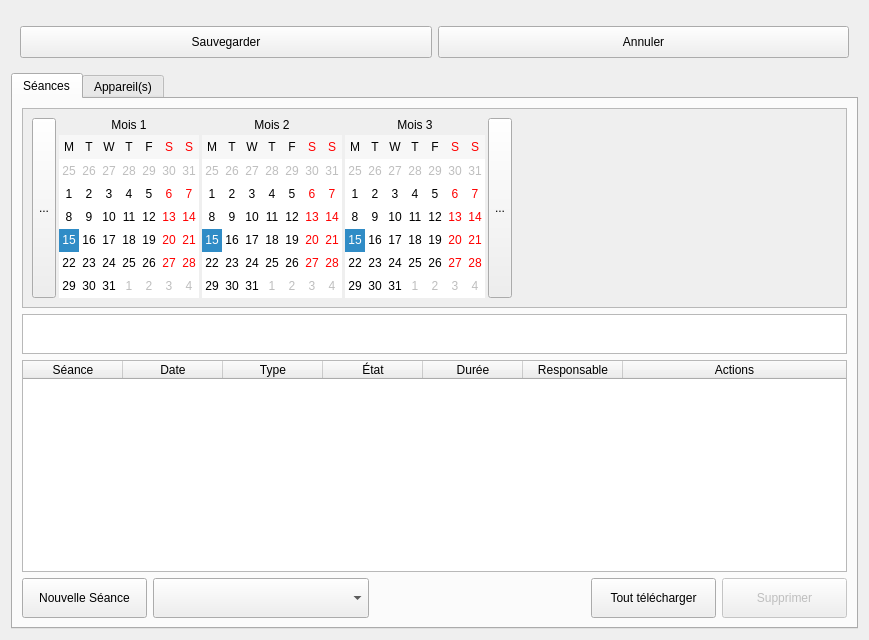
Above: client/src/editors/ParticipantWidget.ui from introlab/openteraplus before the change. Below: the same form after it.
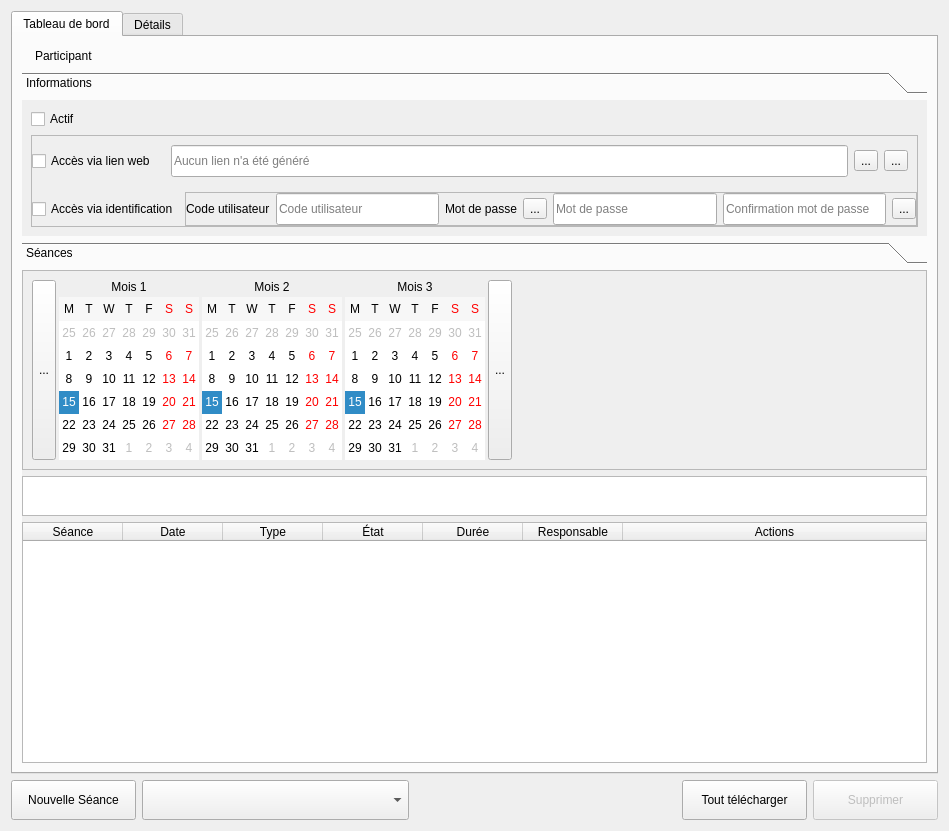
That is the form after the change. The open tabs and pages were chosen to show the change. Icons and pictures are not drawn. Custom widgets are drawn as their Qt base class.

Commit message: Refs #1. Revised ParticipantWidget

Patch:
```diff
--- a/client/src/editors/ParticipantWidget.ui
+++ b/client/src/editors/ParticipantWidget.ui
@@ -6,8 +6,8 @@
    <rect>
     <x>0</x>
     <y>0</y>
-    <width>869</width>
-    <height>640</height>
+    <width>949</width>
+    <height>831</height>
    </rect>
   </property>
   <property name="windowTitle">
@@ -157,96 +157,403 @@
   </property>
   <layout class="QVBoxLayout" name="verticalLayout">
    <item>
-    <widget class="TeraForm" name="wdgParticipant" native="true">
-     <property name="sizePolicy">
-      <sizepolicy hsizetype="Preferred" vsizetype="Maximum">
-       <horstretch>0</horstretch>
-       <verstretch>0</verstretch>
-      </sizepolicy>
-     </property>
-    </widget>
-   </item>
-   <item>
-    <widget class="QFrame" name="frameButtons">
-     <layout class="QHBoxLayout" name="horizontalLayout_2">
-      <item>
-       <widget class="QPushButton" name="btnSave">
-        <property name="minimumSize">
-         <size>
-          <width>0</width>
-          <height>32</height>
-         </size>
-        </property>
-        <property name="cursor">
-         <cursorShape>PointingHandCursor</cursorShape>
-        </property>
-        <property name="text">
-         <string>Sauvegarder</string>
-        </property>
-        <property name="icon">
-         <iconset resource="../../resources/TeraClient.qrc">
-          <normaloff>:/icons/save.png</normaloff>:/icons/save.png</iconset>
-        </property>
-        <property name="iconSize">
-         <size>
-          <width>24</width>
-          <height>24</height>
-         </size>
-        </property>
-       </widget>
-      </item>
-      <item>
-       <widget class="QPushButton" name="btnUndo">
-        <property name="enabled">
-         <bool>true</bool>
-        </property>
-        <property name="minimumSize">
-         <size>
-          <width>0</width>
-          <height>32</height>
-         </size>
-        </property>
-        <property name="cursor">
-         <cursorShape>PointingHandCursor</cursorShape>
-        </property>
-        <property name="text">
-         <string>Annuler</string>
-        </property>
-        <property name="icon">
-         <iconset resource="../../resources/TeraClient.qrc">
-          <normaloff>:/icons/undo.png</normaloff>:/icons/undo.png</iconset>
-        </property>
-        <property name="iconSize">
-         <size>
-          <width>24</width>
-          <height>24</height>
-         </size>
-        </property>
-       </widget>
-      </item>
-     </layout>
-    </widget>
-   </item>
-   <item>
-    <widget class="QTabWidget" name="tabParticipantInfos">
+    <widget class="QTabWidget" name="tabNav">
      <property name="currentIndex">
       <number>0</number>
      </property>
-     <property name="iconSize">
-      <size>
-       <width>20</width>
-       <height>20</height>
-      </size>
-     </property>
-     <widget class="QWidget" name="tabSessions">
+     <widget class="QWidget" name="tabDashboard">
       <attribute name="icon">
        <iconset resource="../../resources/TeraClient.qrc">
         <normaloff>:/icons/session.png</normaloff>:/icons/session.png</iconset>
       </attribute>
       <attribute name="title">
+       <string>Tableau de bord</string>
+      </attribute>
+      <layout class="QVBoxLayout" name="verticalLayout_10">
+       <item>
+        <layout class="QHBoxLayout" name="horizontalLayout_5">
+         <item>
+          <widget class="QLabel" name="icoTitle">
+           <property name="sizePolicy">
+            <sizepolicy hsizetype="Fixed" vsizetype="Fixed">
+             <horstretch>0</horstretch>
+             <verstretch>0</verstretch>
+            </sizepolicy>
+           </property>
+           <property name="maximumSize">
+            <size>
+             <width>32</width>
+             <height>32</height>
+            </size>
+           </property>
+           <property name="text">
+            <string/>
+           </property>
+           <property name="pixmap">
+            <pixmap resource="../../resources/TeraClient.qrc">:/icons/patient.png</pixmap>
+           </property>
+           <property name="scaledContents">
+            <bool>true</bool>
+           </property>
+          </widget>
+         </item>
+         <item>
+          <widget class="QLabel" name="lblTitle">
+           <property name="font">
+            <font>
+             <weight>50</weight>
+             <bold>false</bold>
+            </font>
+           </property>
+           <property name="text">
+            <string>Participant</string>
+           </property>
+          </widget>
+         </item>
+         <item>
+          <spacer name="horizontalSpacer_4">
+           <property name="orientation">
+            <enum>Qt::Horizontal</enum>
+           </property>
+           <property name="sizeHint" stdset="0">
+            <size>
+             <width>40</width>
+             <height>20</height>
+            </size>
+           </property>
+          </spacer>
+         </item>
+        </layout>
+       </item>
+       <item>
+        <widget class="QToolBox" name="grpSummary">
+         <property name="sizePolicy">
+          <sizepolicy hsizetype="Preferred" vsizetype="Maximum">
+           <horstretch>0</horstretch>
+           <verstretch>0</verstretch>
+          </sizepolicy>
+         </property>
+         <property name="currentIndex">
+          <number>0</number>
+         </property>
+         <widget class="QWidget" name="grpSummaryInfos">
+          <property name="geometry">
+           <rect>
+            <x>0</x>
+            <y>0</y>
+            <width>913</width>
+            <height>136</height>
+           </rect>
+          </property>
+          <property name="sizePolicy">
+           <sizepolicy hsizetype="Preferred" vsizetype="Maximum">
+            <horstretch>0</horstretch>
+            <verstretch>0</verstretch>
+           </sizepolicy>
+          </property>
+          <attribute name="label">
+           <string>Informations</string>
+          </attribute>
+          <layout class="QVBoxLayout" name="verticalLayout_13">
+           <item>
+            <widget class="QCheckBox" name="chkEnabled">
+             <property name="cursor">
+              <cursorShape>PointingHandCursor</cursorShape>
+             </property>
+             <property name="text">
+              <string>Actif</string>
+             </property>
+            </widget>
+           </item>
+           <item>
+            <widget class="QFrame" name="frameActive">
+             <property name="frameShape">
+              <enum>QFrame::StyledPanel</enum>
+             </property>
+             <property name="frameShadow">
+              <enum>QFrame::Raised</enum>
+             </property>
+             <layout class="QVBoxLayout" name="verticalLayout_14">
+              <property name="leftMargin">
+               <number>0</number>
+              </property>
+              <property name="topMargin">
+               <number>0</number>
+              </property>
+              <property name="rightMargin">
+               <number>0</number>
+              </property>
+              <property name="bottomMargin">
+               <number>0</number>
+              </property>
+              <item>
+               <layout class="QHBoxLayout" name="horizontalLayout_8">
+                <item>
+                 <widget class="QCheckBox" name="chkWebAccess">
+                  <property name="cursor">
+                   <cursorShape>PointingHandCursor</cursorShape>
+                  </property>
+                  <property name="text">
+                   <string>Accès via lien web</string>
+                  </property>
+                 </widget>
+                </item>
+                <item>
+                 <widget class="QFrame" name="frameWeb">
+                  <layout class="QHBoxLayout" name="horizontalLayout_4">
+                   <item>
+                    <widget class="QLineEdit" name="txtWeb">
+                     <property name="minimumSize">
+                      <size>
+                       <width>0</width>
+                       <height>32</height>
+                      </size>
+                     </property>
+                     <property name="readOnly">
+                      <bool>true</bool>
+                     </property>
+                     <property name="placeholderText">
+                      <string>Aucun lien n'a été généré</string>
+                     </property>
+                    </widget>
+                   </item>
+                   <item>
+                    <widget class="QToolButton" name="btnCopyWeb">
+                     <property name="cursor">
+                      <cursorShape>PointingHandCursor</cursorShape>
+                     </property>
+                     <property name="toolTip">
+                      <string>Copier le lien</string>
+                     </property>
+                     <property name="text">
+                      <string>...</string>
+                     </property>
+                     <property name="icon">
+                      <iconset resource="../../resources/TeraClient.qrc">
+                       <normaloff>:/icons/copy.png</normaloff>:/icons/copy.png</iconset>
+                     </property>
+                     <property name="iconSize">
+                      <size>
+                       <width>24</width>
+                       <height>24</height>
+                      </size>
+                     </property>
+                    </widget>
+                   </item>
+                   <item>
+                    <widget class="QToolButton" name="btnEmailWeb">
+                     <property name="cursor">
+                      <cursorShape>PointingHandCursor</cursorShape>
+                     </property>
+                     <property name="toolTip">
+                      <string>Envoyer par courriel</string>
+                     </property>
+                     <property name="text">
+                      <string>...</string>
+                     </property>
+                     <property name="icon">
+                      <iconset resource="../../resources/TeraClient.qrc">
+                       <normaloff>:/icons/email.png</normaloff>:/icons/email.png</iconset>
+                     </property>
+                     <property name="iconSize">
+                      <size>
+                       <width>24</width>
+                       <height>24</height>
+                      </size>
+                     </property>
+                    </widget>
+                   </item>
+                  </layout>
+                 </widget>
+                </item>
+               </layout>
+              </item>
+              <item>
+               <layout class="QHBoxLayout" name="horizontalLayout_9">
+                <item>
+                 <widget class="QCheckBox" name="chkLogin">
+                  <property name="cursor">
+                   <cursorShape>PointingHandCursor</cursorShape>
+                  </property>
+                  <property name="text">
+                   <string>Accès via identification</string>
+                  </property>
+                 </widget>
+                </item>
+                <item>
+                 <widget class="QFrame" name="frameLogin">
+                  <property name="frameShape">
+                   <enum>QFrame::StyledPanel</enum>
+                  </property>
+                  <property name="frameShadow">
+                   <enum>QFrame::Raised</enum>
+                  </property>
+                  <layout class="QHBoxLayout" name="horizontalLayout_7">
+                   <property name="leftMargin">
+                    <number>0</number>
+                   </property>
+                   <property name="topMargin">
+                    <number>0</number>
+                   </property>
+                   <property name="rightMargin">
+                    <number>0</number>
+                   </property>
+                   <property name="bottomMargin">
+                    <number>0</number>
+                   </property>
+                   <item>
+                    <widget class="QLabel" name="lblUsername">
+                     <property name="text">
+                      <string>Code utilisateur</string>
+                     </property>
+                    </widget>
+                   </item>
+                   <item>
+                    <widget class="QLineEdit" name="txtUsername">
+                     <property name="minimumSize">
+                      <size>
+                       <width>0</width>
+                       <height>32</height>
+                      </size>
+                     </property>
+                     <property name="placeholderText">
+                      <string>Code utilisateur</string>
+                     </property>
+                    </widget>
+                   </item>
+                   <item>
+                    <widget class="QLabel" name="lblPassword">
+                     <property name="text">
+                      <string>Mot de passe</string>
+                     </property>
+                    </widget>
+                   </item>
+                   <item>
+                    <widget class="QToolButton" name="btnRandomPass">
+                     <property name="cursor">
+                      <cursorShape>PointingHandCursor</cursorShape>
+                     </property>
+                     <property name="toolTip">
+                      <string>Générer mot de passe aléatoire</string>
+                     </property>
+                     <property name="text">
+                      <string>...</string>
+                     </property>
+                     <property name="icon">
+                      <iconset resource="../../resources/TeraClient.qrc">
+                       <normaloff>:/icons/refresh.png</normaloff>:/icons/refresh.png</iconset>
+                     </property>
+                     <property name="iconSize">
+                      <size>
+                       <width>24</width>
+                       <height>24</height>
+                      </size>
+                     </property>
+                    </widget>
+                   </item>
+                   <item>
+                    <widget class="QLineEdit" name="txtPassword">
+                     <property name="minimumSize">
+                      <size>
+                       <width>0</width>
+                       <height>32</height>
+                      </size>
+                     </property>
+                     <property name="echoMode">
+                      <enum>QLineEdit::Password</enum>
+                     </property>
+                     <property name="placeholderText">
+                      <string>Mot de passe</string>
+                     </property>
+                    </widget>
+                   </item>
+                   <item>
+                    <widget class="QLineEdit" name="txtPasswordConfirm">
+                     <property name="minimumSize">
+                      <size>
+                       <width>0</width>
+                       <height>32</height>
+                      </size>
+                     </property>
+                     <property name="echoMode">
+                      <enum>QLineEdit::Password</enum>
+                     </property>
+                     <property name="placeholderText">
+                      <string>Confirmation mot de passe</string>
+                     </property>
+                    </widget>
+                   </item>
+                   <item>
+                    <widget class="QToolButton" name="btnSaveLogin">
+                     <property name="cursor">
+                      <cursorShape>PointingHandCursor</cursorShape>
+                     </property>
+                     <property name="toolTip">
+                      <string>Sauvegarder</string>
+                     </property>
+                     <property name="text">
+                      <string>...</string>
+                     </property>
+                     <property name="icon">
+                      <iconset resource="../../resources/TeraClient.qrc">
+                       <normaloff>:/icons/save.png</normaloff>:/icons/save.png</iconset>
+                     </property>
+                     <property name="iconSize">
+                      <size>
+                       <width>24</width>
+                       <height>24</height>
+                      </size>
+                     </property>
+                    </widget>
+                   </item>
+                  </layout>
+                 </widget>
+                </item>
+               </layout>
+              </item>
+             </layout>
+            </widget>
+           </item>
+          </layout>
+         </widget>
+        </widget>
+       </item>
+       <item>
+        <widget class="QToolBox" name="grpSession">
+         <property name="sizePolicy">
+          <sizepolicy hsizetype="Preferred" vsizetype="MinimumExpanding">
+           <horstretch>0</horstretch>
+           <verstretch>0</verstretch>
+          </sizepolicy>
+         </property>
+         <property name="currentIndex">
+          <number>0</number>
+         </property>
+         <widget class="QWidget" name="grpSessionPage1">
+          <property name="geometry">
+           <rect>
+            <x>0</x>
+            <y>0</y>
+            <width>913</width>
+            <height>484</height>
+           </rect>
+          </property>
+          <attribute name="label">
        <string>Séances</string>
       </attribute>
-      <layout class="QVBoxLayout" name="verticalLayout_8">
+          <layout class="QVBoxLayout" name="verticalLayout_15">
+           <property name="leftMargin">
+            <number>0</number>
+           </property>
+           <property name="topMargin">
+            <number>0</number>
+           </property>
+           <property name="rightMargin">
+            <number>0</number>
+           </property>
+           <property name="bottomMargin">
+            <number>0</number>
+           </property>
        <item>
         <widget class="QScrollArea" name="calArea">
          <property name="sizePolicy">
@@ -281,8 +588,8 @@
            <rect>
             <x>0</x>
             <y>0</y>
-            <width>825</width>
-            <height>199</height>
+                <width>911</width>
+                <height>198</height>
            </rect>
           </property>
           <layout class="QVBoxLayout" name="verticalLayout_5">
@@ -556,7 +863,7 @@
        <item>
         <widget class="QListWidget" name="lstFilters">
          <property name="sizePolicy">
-          <sizepolicy hsizetype="MinimumExpanding" vsizetype="Maximum">
+              <sizepolicy hsizetype="Preferred" vsizetype="Maximum">
            <horstretch>0</horstretch>
            <verstretch>0</verstretch>
           </sizepolicy>
@@ -682,79 +989,42 @@
          </column>
         </widget>
        </item>
-       <item>
-        <layout class="QHBoxLayout" name="horizontalLayout">
-         <item>
-          <widget class="QPushButton" name="btnConnect">
-           <property name="enabled">
-            <bool>true</bool>
-           </property>
-           <property name="sizePolicy">
-            <sizepolicy hsizetype="Maximum" vsizetype="Minimum">
-             <horstretch>0</horstretch>
-             <verstretch>0</verstretch>
-            </sizepolicy>
-           </property>
-           <property name="minimumSize">
-            <size>
-             <width>125</width>
-             <height>40</height>
-            </size>
-           </property>
-           <property name="maximumSize">
-            <size>
-             <width>16777215</width>
-             <height>16777215</height>
-            </size>
-           </property>
-           <property name="cursor">
-            <cursorShape>PointingHandCursor</cursorShape>
-           </property>
-           <property name="text">
-            <string>Nouvelle Séance</string>
-           </property>
-           <property name="icon">
-            <iconset resource="../../resources/TeraClient.qrc">
-             <normaloff>:/icons/new.png</normaloff>:/icons/new.png</iconset>
-           </property>
-           <property name="iconSize">
-            <size>
-             <width>24</width>
-             <height>24</height>
-            </size>
-           </property>
-           <property name="flat">
-            <bool>false</bool>
-           </property>
-          </widget>
-         </item>
+          </layout>
+         </widget>
+        </widget>
+       </item>
+      </layout>
+     </widget>
+     <widget class="QWidget" name="tabDetails">
+      <attribute name="icon">
+       <iconset resource="../../resources/TeraClient.qrc">
+        <normaloff>:/icons/details.png</normaloff>:/icons/details.png</iconset>
+      </attribute>
+      <attribute name="title">
+       <string>Détails</string>
+      </attribute>
+      <layout class="QVBoxLayout" name="verticalLayout_11">
          <item>
-          <widget class="QComboBox" name="cmbSessionType">
-           <property name="enabled">
-            <bool>true</bool>
-           </property>
-           <property name="sizePolicy">
-            <sizepolicy hsizetype="MinimumExpanding" vsizetype="Fixed">
-             <horstretch>0</horstretch>
-             <verstretch>0</verstretch>
-            </sizepolicy>
-           </property>
-           <property name="minimumSize">
-            <size>
-             <width>0</width>
-             <height>40</height>
-            </size>
-           </property>
-           <property name="maximumSize">
-            <size>
-             <width>400</width>
-             <height>16777215</height>
-            </size>
-           </property>
-          </widget>
-         </item>
+        <widget class="QTabWidget" name="tabInfos">
+         <property name="tabPosition">
+          <enum>QTabWidget::West</enum>
+         </property>
+         <property name="currentIndex">
+          <number>1</number>
+         </property>
+         <widget class="QWidget" name="tabParticipant">
+          <attribute name="icon">
+           <iconset resource="../../resources/TeraClient.qrc">
+            <normaloff>:/icons/patient.png</normaloff>:/icons/patient.png</iconset>
+          </attribute>
+          <attribute name="title">
+           <string>Détails</string>
+          </attribute>
+          <layout class="QVBoxLayout" name="verticalLayout_12">
          <item>
-          <spacer name="horizontalSpacer">
+            <layout class="QHBoxLayout" name="horizontalLayout_6">
+             <item>
+              <spacer name="horizontalSpacer_5">
            <property name="orientation">
             <enum>Qt::Horizontal</enum>
            </property>
@@ -767,21 +1037,59 @@
           </spacer>
          </item>
          <item>
-          <widget class="QPushButton" name="btnDownloadAll">
-           <property name="enabled">
-            <bool>true</bool>
-           </property>
+              <widget class="QPushButton" name="btnEdit">
+               <property name="minimumSize">
+                <size>
+                 <width>0</width>
+                 <height>32</height>
+                </size>
+               </property>
+               <property name="cursor">
+                <cursorShape>PointingHandCursor</cursorShape>
+               </property>
+               <property name="text">
+                <string>Éditer</string>
+               </property>
+               <property name="icon">
+                <iconset resource="../../resources/TeraClient.qrc">
+                 <normaloff>:/icons/edit.png</normaloff>:/icons/edit.png</iconset>
+               </property>
+               <property name="iconSize">
+                <size>
+                 <width>20</width>
+                 <height>20</height>
+                </size>
+               </property>
+              </widget>
+             </item>
+            </layout>
+           </item>
+           <item>
+            <widget class="TeraForm" name="wdgParticipant" native="true">
+             <property name="sizePolicy">
+              <sizepolicy hsizetype="Preferred" vsizetype="Expanding">
+               <horstretch>0</horstretch>
+               <verstretch>0</verstretch>
+              </sizepolicy>
+             </property>
+            </widget>
+           </item>
+           <item>
+            <widget class="QFrame" name="frameButtons">
+             <layout class="QHBoxLayout" name="horizontalLayout_2">
+              <item>
+               <widget class="QPushButton" name="btnSave">
            <property name="minimumSize">
             <size>
-             <width>125</width>
-             <height>40</height>
+                  <width>0</width>
+                  <height>32</height>
             </size>
            </property>
            <property name="cursor">
             <cursorShape>PointingHandCursor</cursorShape>
            </property>
            <property name="text">
-            <string>Tout télécharger</string>
+                 <string>Sauvegarder</string>
            </property>
            <property name="icon">
             <iconset resource="../../resources/TeraClient.qrc">
@@ -790,21 +1098,21 @@
           </widget>
          </item>
          <item>
-          <widget class="QPushButton" name="btnDelSession">
+               <widget class="QPushButton" name="btnUndo">
            <property name="enabled">
-            <bool>false</bool>
+                 <bool>true</bool>
            </property>
            <property name="minimumSize">
             <size>
-             <width>125</width>
-             <height>40</height>
+                  <width>0</width>
+                  <height>32</height>
             </size>
            </property>
            <property name="cursor">
             <cursorShape>PointingHandCursor</cursorShape>
            </property>
            <property name="text">
-            <string>Supprimer</string>
+                 <string>Annuler</string>
            </property>
            <property name="icon">
             <iconset resource="../../resources/TeraClient.qrc">
@@ -813,6 +1121,7 @@
           </widget>
          </item>
         </layout>
+            </widget>
        </item>
       </layout>
      </widget>
@@ -822,7 +1131,7 @@
         <normaloff>:/icons/device.png</normaloff>:/icons/device.png</iconset>
       </attribute>
       <attribute name="title">
-       <string>Appareil(s)</string>
+           <string>Appareils</string>
       </attribute>
       <layout class="QHBoxLayout" name="horizontalLayout_3">
        <item>
@@ -946,6 +1255,142 @@
       </layout>
      </widget>
     </widget>
+       </item>
+      </layout>
+     </widget>
+    </widget>
+   </item>
+   <item>
+    <layout class="QHBoxLayout" name="horizontalLayout">
+     <item>
+      <widget class="QPushButton" name="btnConnect">
+       <property name="enabled">
+        <bool>true</bool>
+       </property>
+       <property name="sizePolicy">
+        <sizepolicy hsizetype="Maximum" vsizetype="Minimum">
+         <horstretch>0</horstretch>
+         <verstretch>0</verstretch>
+        </sizepolicy>
+       </property>
+       <property name="minimumSize">
+        <size>
+         <width>125</width>
+         <height>40</height>
+        </size>
+       </property>
+       <property name="maximumSize">
+        <size>
+         <width>16777215</width>
+         <height>16777215</height>
+        </size>
+       </property>
+       <property name="cursor">
+        <cursorShape>PointingHandCursor</cursorShape>
+       </property>
+       <property name="text">
+        <string>Nouvelle Séance</string>
+       </property>
+       <property name="icon">
+        <iconset resource="../../resources/TeraClient.qrc">
+         <normaloff>:/icons/new.png</normaloff>:/icons/new.png</iconset>
+       </property>
+       <property name="iconSize">
+        <size>
+         <width>24</width>
+         <height>24</height>
+        </size>
+       </property>
+       <property name="flat">
+        <bool>false</bool>
+       </property>
+      </widget>
+     </item>
+     <item>
+      <widget class="QComboBox" name="cmbSessionType">
+       <property name="enabled">
+        <bool>true</bool>
+       </property>
+       <property name="sizePolicy">
+        <sizepolicy hsizetype="MinimumExpanding" vsizetype="Fixed">
+         <horstretch>0</horstretch>
+         <verstretch>0</verstretch>
+        </sizepolicy>
+       </property>
+       <property name="minimumSize">
+        <size>
+         <width>0</width>
+         <height>40</height>
+        </size>
+       </property>
+       <property name="maximumSize">
+        <size>
+         <width>400</width>
+         <height>16777215</height>
+        </size>
+       </property>
+      </widget>
+     </item>
+     <item>
+      <spacer name="horizontalSpacer">
+       <property name="orientation">
+        <enum>Qt::Horizontal</enum>
+       </property>
+       <property name="sizeHint" stdset="0">
+        <size>
+         <width>40</width>
+         <height>20</height>
+        </size>
+       </property>
+      </spacer>
+     </item>
+     <item>
+      <widget class="QPushButton" name="btnDownloadAll">
+       <property name="enabled">
+        <bool>true</bool>
+       </property>
+       <property name="minimumSize">
+        <size>
+         <width>125</width>
+         <height>40</height>
+        </size>
+       </property>
+       <property name="cursor">
+        <cursorShape>PointingHandCursor</cursorShape>
+       </property>
+       <property name="text">
+        <string>Tout télécharger</string>
+       </property>
+       <property name="icon">
+        <iconset resource="../../resources/TeraClient.qrc">
+         <normaloff>:/icons/save.png</normaloff>:/icons/save.png</iconset>
+       </property>
+      </widget>
+     </item>
+     <item>
+      <widget class="QPushButton" name="btnDelSession">
+       <property name="enabled">
+        <bool>false</bool>
+       </property>
+       <property name="minimumSize">
+        <size>
+         <width>125</width>
+         <height>40</height>
+        </size>
+       </property>
+       <property name="cursor">
+        <cursorShape>PointingHandCursor</cursorShape>
+       </property>
+       <property name="text">
+        <string>Supprimer</string>
+       </property>
+       <property name="icon">
+        <iconset resource="../../resources/TeraClient.qrc">
+         <normaloff>:/icons/delete.png</normaloff>:/icons/delete.png</iconset>
+       </property>
+      </widget>
+     </item>
+    </layout>
    </item>
   </layout>
  </widget>
```
Left out of the diff: 16 changed lines with no effect on the pictures. Lines whose indentation alone changed are shown as unchanged. The commit also changes 20 other files.
